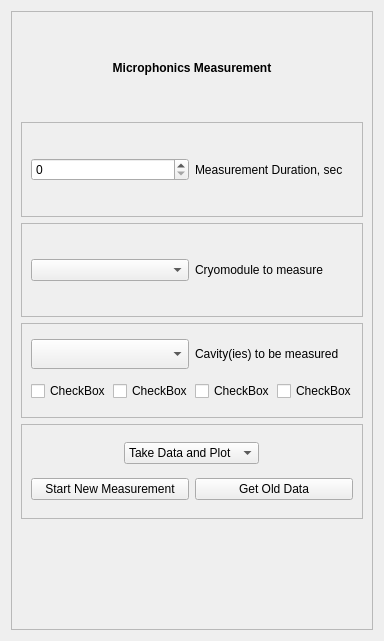
Above: FFT_test.ui from slaclab/Microphonics_tab before the change. Below: the same form after it.
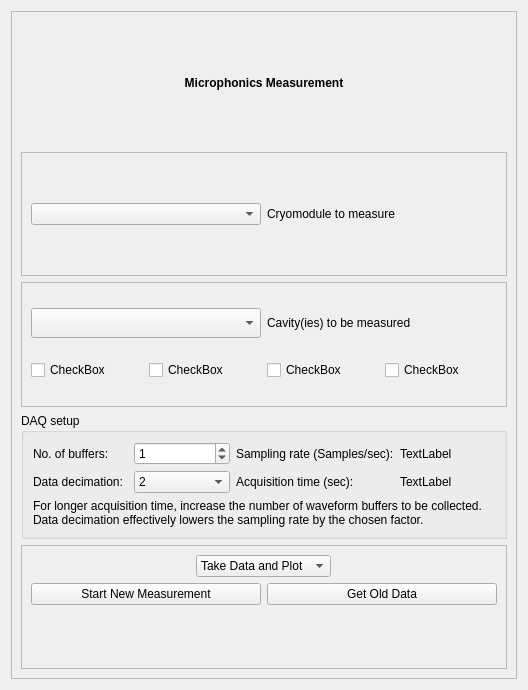
That is the form after the change.

Commit message:
Fixed data capture timing (#8)
* modified gitignore

* fixed the data acquistion duration. gui now allows selection of number of buffers to collect plus data decimation and displays the resulting acquisition duration

* fixed a typo, removed some old commented out code

* set data decimation default value back to 2

Diff of the .ui file:
```diff
--- a/FFT_test.ui
+++ b/FFT_test.ui
@@ -6,8 +6,8 @@
    <rect>
     <x>0</x>
     <y>0</y>
-    <width>384</width>
-    <height>641</height>
+    <width>528</width>
+    <height>690</height>
    </rect>
   </property>
   <property name="windowTitle">
@@ -42,38 +42,6 @@
         </property>
        </widget>
       </item>
-      <item>
-       <widget class="QFrame" name="frame_3">
-        <property name="frameShape">
-         <enum>QFrame::StyledPanel</enum>
-        </property>
-        <property name="frameShadow">
-         <enum>QFrame::Raised</enum>
-        </property>
-        <layout class="QHBoxLayout" name="horizontalLayout_2">
-         <item>
-          <widget class="QSpinBox" name="TimSpinBox">
-           <property name="suffix">
-            <string/>
-           </property>
-           <property name="minimum">
-            <number>0</number>
-           </property>
-           <property name="maximum">
-            <number>301</number>
-           </property>
-          </widget>
-         </item>
-         <item>
-          <widget class="QLabel" name="label">
-           <property name="text">
-            <string>Measurement Duration, sec</string>
-           </property>
-          </widget>
-         </item>
-        </layout>
-       </widget>
-      </item>
       <item>
        <widget class="QFrame" name="frame_4">
         <property name="frameShape">
@@ -171,6 +139,111 @@
         </layout>
        </widget>
       </item>
+      <item>
+       <widget class="QGroupBox" name="groupBox">
+        <property name="title">
+         <string>DAQ setup</string>
+        </property>
+        <layout class="QGridLayout" name="gridLayout_2">
+         <item row="0" column="2">
+          <widget class="QLabel" name="label_6">
+           <property name="text">
+            <string>Sampling rate (Samples/sec):</string>
+           </property>
+          </widget>
+         </item>
+         <item row="1" column="2">
+          <widget class="QLabel" name="label_7">
+           <property name="text">
+            <string>Acquisition time (sec):</string>
+           </property>
+          </widget>
+         </item>
+         <item row="0" column="3">
+          <widget class="QLabel" name="label_samplingrate">
+           <property name="toolTip">
+            <string>Default sampling rate is 2kS/s, modified by selected data decimation</string>
+           </property>
+           <property name="text">
+            <string>TextLabel</string>
+           </property>
+          </widget>
+         </item>
+         <item row="1" column="0">
+          <widget class="QLabel" name="label_5">
+           <property name="text">
+            <string>Data decimation:</string>
+           </property>
+          </widget>
+         </item>
+         <item row="0" column="0">
+          <widget class="QLabel" name="label_4">
+           <property name="text">
+            <string>No. of buffers:</string>
+           </property>
+          </widget>
+         </item>
+         <item row="0" column="1">
+          <widget class="QSpinBox" name="spinBox_buffers">
+           <property name="toolTip">
+            <string>Increase for longer acquisition time</string>
+           </property>
+           <property name="value">
+            <number>1</number>
+           </property>
+          </widget>
+         </item>
+         <item row="1" column="3">
+          <widget class="QLabel" name="label_acq_time">
+           <property name="toolTip">
+            <string>Acquisition time is dependent on number of buffers, data decimation and number of cavities selected</string>
+           </property>
+           <property name="text">
+            <string>TextLabel</string>
+           </property>
+          </widget>
+         </item>
+         <item row="1" column="1">
+          <widget class="QComboBox" name="comboBox_decimation">
+           <property name="toolTip">
+            <string>Reduces sampling rate, thus increases acquisition time</string>
+           </property>
+           <property name="currentText">
+            <string>2</string>
+           </property>
+           <property name="currentIndex">
+            <number>1</number>
+           </property>
+           <item>
+            <property name="text">
+             <string>1</string>
+            </property>
+           </item>
+           <item>
+            <property name="text">
+             <string>2</string>
+            </property>
+           </item>
+           <item>
+            <property name="text">
+             <string>4</string>
+            </property>
+           </item>
+          </widget>
+         </item>
+         <item row="2" column="0" colspan="4">
+          <widget class="QLabel" name="label">
+           <property name="text">
+            <string>For longer acquisition time, increase the number of waveform buffers to be collected. Data decimation effectively lowers the sampling rate by the chosen factor.</string>
+           </property>
+           <property name="wordWrap">
+            <bool>true</bool>
+           </property>
+          </widget>
+         </item>
+        </layout>
+       </widget>
+      </item>
       <item>
        <widget class="QFrame" name="Selector">
         <property name="frameShape">
@@ -221,22 +294,16 @@
            </item>
           </layout>
          </item>
+         <item>
+          <widget class="QLabel" name="label_message">
+           <property name="text">
+            <string/>
+           </property>
+          </widget>
+         </item>
         </layout>
        </widget>
       </item>
-      <item>
-       <widget class="QLabel" name="AcqProg">
-        <property name="text">
-         <string/>
-        </property>
-        <property name="textFormat">
-         <enum>Qt::PlainText</enum>
-        </property>
-        <property name="scaledContents">
-         <bool>true</bool>
-        </property>
-       </widget>
-      </item>
      </layout>
     </widget>
    </item>
```
The commit also changes 2 other files.
